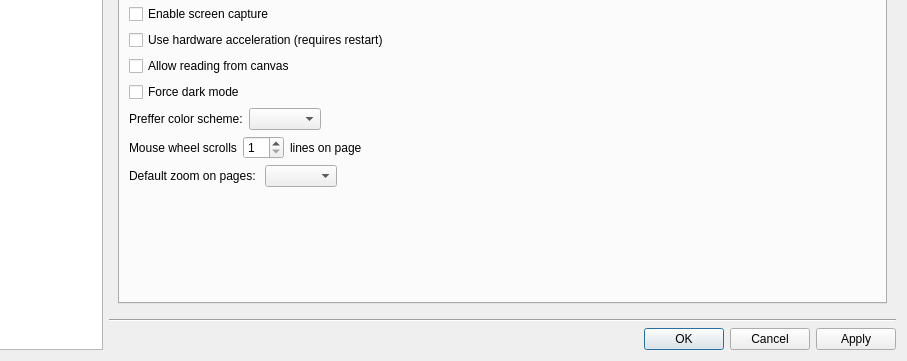
Above: src/lib/preferences/preferences.ui from KDE/falkon before the change; both pictures show x 128 to 1035 and y 366 to 727 of the 1035 by 727 pixel window. Below: the same form after it.
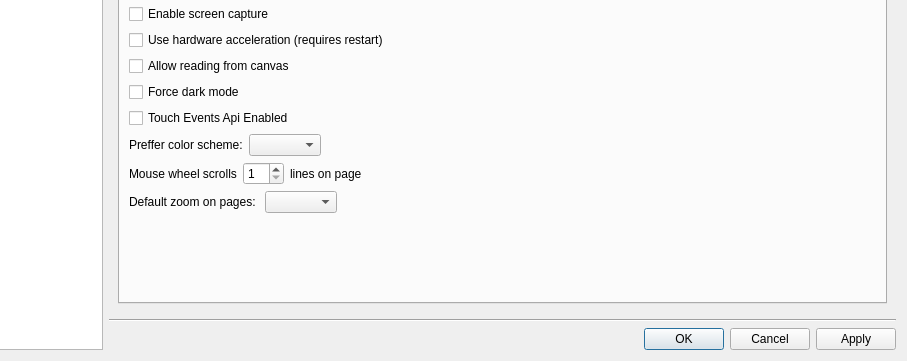
That is the form after the change. The open tabs and pages were chosen to show the change. Custom widgets are drawn as their Qt base class.

Commit message: Add option to toggle touch API on Qt6.9

What changed in the file:
```diff
--- a/src/lib/preferences/preferences.ui
+++ b/src/lib/preferences/preferences.ui
@@ -160,7 +160,7 @@
         <x>0</x>
         <y>0</y>
         <width>783</width>
-        <height>727</height>
+        <height>763</height>
        </rect>
       </property>
       <layout class="QVBoxLayout" name="verticalLayout_4">
@@ -1209,6 +1209,13 @@
                    </property>
                   </widget>
                  </item>
+                 <item>
+                  <widget class="QCheckBox" name="touchEventsApiEnabled">
+                   <property name="text">
+                    <string>Touch Events Api Enabled</string>
+                   </property>
+                  </widget>
+                 </item>
                  <item>
                   <layout class="QHBoxLayout" name="horizontalLayout_22">
                    <item>
```
Left out of the diff: 2 changed lines with no effect on the pictures. The commit also changes 2 other files.
